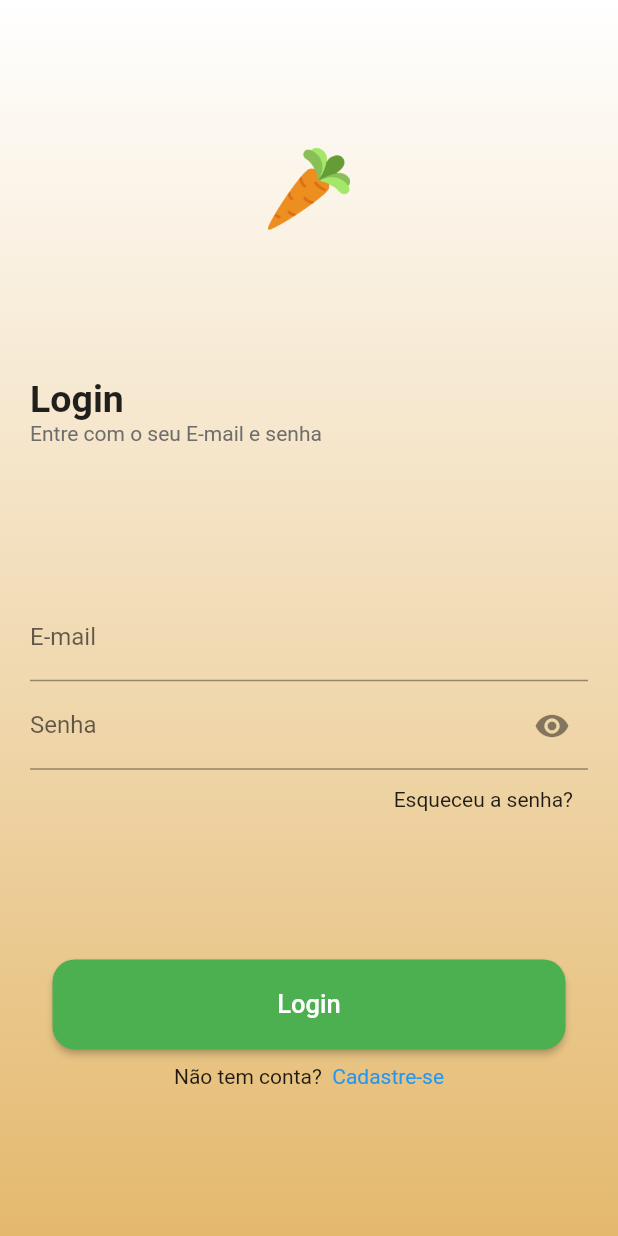
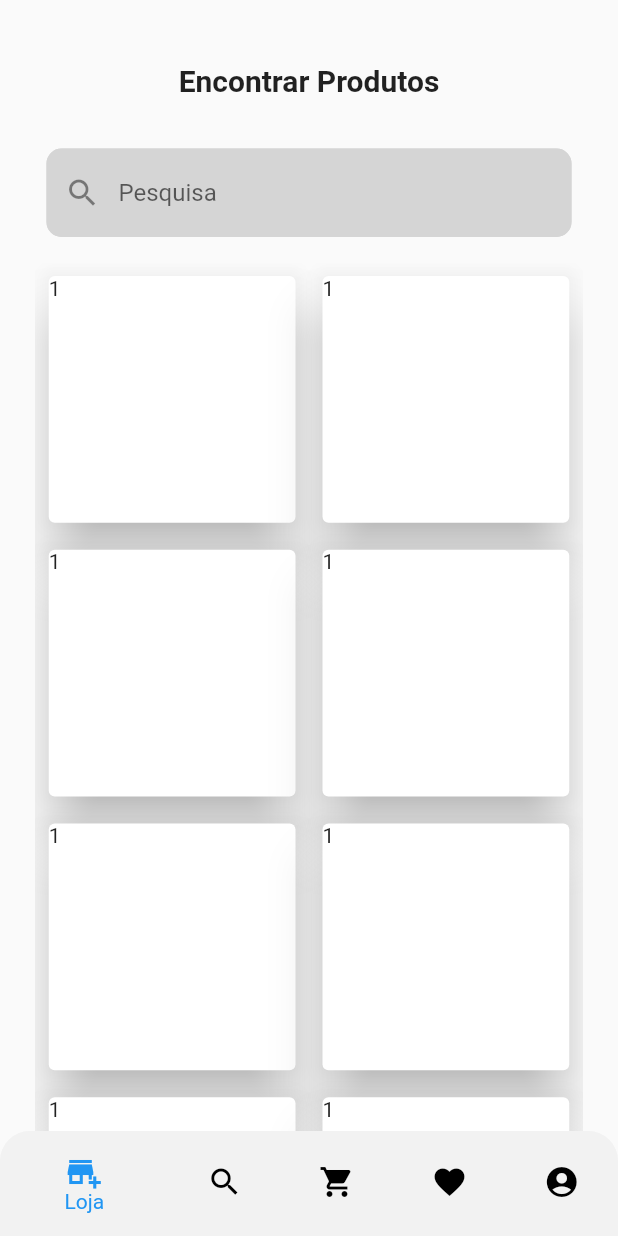
Before and after one commit to Rezende-Fabio/fruit-market, a Flutter app: the screen it shows after launch, after a tap on "Login", on a phone screen of 412 x 824 dp. Run offline on Flutter 3.47's test engine with Material 2 defaults, Android fonts, the phone set to English and light mode, and no system bars.

Commit message:
explore page structure

```diff
--- /dev/null
+++ b/lib/components/bottom_navigator.dart
@@ -0,0 +1,44 @@
+import 'package:flutter/material.dart';
+
+class BottomNavgator extends StatelessWidget {
+  const BottomNavgator({super.key});
+
+  @override
+  Widget build(BuildContext context) {
+    return Container(
+      height: 70,
+      child: ClipRRect(
+        borderRadius: const BorderRadius.vertical(top: Radius.circular(20.0)),
+        child: BottomNavigationBar(
+          elevation: 85,
+          fixedColor: Colors.blue,
+          unselectedItemColor: Colors.black,
+          unselectedLabelStyle: const TextStyle(color: Colors.black),
+          items: const <BottomNavigationBarItem>[
+            BottomNavigationBarItem(
+              backgroundColor: Color.fromARGB(255, 242, 242, 242),
+              icon: Icon(Icons.add_business),
+              label: 'Loja',
+            ),
+            BottomNavigationBarItem(
+              icon: Icon(Icons.search),
+              label: 'Explorar',
+            ),
+            BottomNavigationBarItem(
+              icon: Icon(Icons.shopping_cart),
+              label: 'Carrinho',
+            ),
+            BottomNavigationBarItem(
+              icon: Icon(Icons.favorite),
+              label: 'Favoritos',
+            ),
+            BottomNavigationBarItem(
+              icon: Icon(Icons.account_circle),
+              label: 'Conta',
+            ),
+          ],
+        ),
+      ),
+    );
+  }
+}
--- a/lib/main.dart
+++ b/lib/main.dart
@@ -1,5 +1,6 @@
 import 'package:flutter/material.dart';
 import './pages/login.dart';
+import './pages/explore.dart';
 
 void main() {
   runApp(const MyApp());
@@ -36,6 +37,7 @@ class _MyHomePageState extends State<MyHomePage> {
       initialRoute: "/",
       routes: {
         "/":(context) => Login(),
+        "/explore":(context) => Explore(),
       },
     );
   }
--- /dev/null
+++ b/lib/pages/explore.dart
@@ -0,0 +1,123 @@
+import 'package:flutter/material.dart';
+import '../components/bottom_navigator.dart';
+
+class Explore extends StatefulWidget {
+  const Explore({Key? key}) : super(key: key);
+
+  @override
+  State<Explore> createState() => _ExploreState();
+}
+
+class _ExploreState extends State<Explore> {
+  final _teste = [
+    1,
+    2,
+    3,
+    4,
+    1,
+    2,
+    3,
+    4,
+    1,
+    2,
+    3,
+    4,
+    1,
+    2,
+    3,
+    4,
+    1,
+    2,
+    3,
+    4,
+    1,
+    2,
+    3,
+    4,
+    1,
+    2,
+    3,
+    4,
+    1,
+    2,
+    3,
+    4,
+    1,
+    2,
+    3,
+    4
+  ];
+
+  @override
+  Widget build(BuildContext context) {
+    return Scaffold(
+      body: SafeArea(
+          child: SingleChildScrollView(
+        padding: const EdgeInsets.only(top: 25),
+        child: SizedBox(
+          child: Column(
+            children: [
+              Row(
+                mainAxisAlignment: MainAxisAlignment.center,
+                children: [
+                  Container(
+                    width: 350,
+                    height: 150,
+                    child: Column(
+                      mainAxisAlignment: MainAxisAlignment.spaceAround,
+                      children: [
+                        Text(
+                          "Encontrar Produtos",
+                          style: TextStyle(
+                            fontWeight: FontWeight.bold,
+                            fontSize: 20,
+                          ),
+                        ),
+                        TextField(
+                          decoration: InputDecoration(
+                              border: OutlineInputBorder(
+                                borderRadius: BorderRadius.circular(
+                                    10.0), // Raio de arredondamento das bordas
+                              ),
+                              enabledBorder: OutlineInputBorder(
+                                borderSide: BorderSide(
+                                    color: Color.fromARGB(255, 213, 213, 213)),
+                                borderRadius: BorderRadius.circular(10.0),
+                              ),
+                              fillColor: Color.fromARGB(255, 213, 213, 213),
+                              filled: true,
+                              hintText: 'Pesquisa',
+                              prefixIcon: Icon(Icons.search)),
+                        ),
+                      ],
+                    ),
+                  ),
+                ],
+              ),
+              Container(
+                height: 600,
+                width: 365,
+                child: GridView.builder(
+                  gridDelegate: SliverGridDelegateWithFixedCrossAxisCount(
+                    crossAxisCount: 2, // Número de colunas
+                  ),
+                  itemCount: _teste.length,
+                  itemBuilder: (ctx, index) {
+                    return Padding(
+                      padding: EdgeInsets.all(5),
+                      child: Card(
+                        elevation: 15,
+                        child: Text("1"),
+                      ),
+                    );
+                  },
+                ),
+              ),
+            ],
+          ),
+        ),
+      )),
+      bottomNavigationBar: BottomNavgator(),
+    );
+  }
+}
--- a/lib/pages/login.dart
+++ b/lib/pages/login.dart
@@ -61,11 +61,14 @@ class _LoginState extends State<Login> {
               child: Column(
                 children: [
                   Container(
-                    padding: const EdgeInsets.only(left: 35, right: 35, bottom: 10),
+                    padding:
+                        const EdgeInsets.only(left: 35, right: 35, bottom: 10),
                     width: double.infinity,
                     height: 70,
                     child: ElevatedButton(
-                      onPressed: () => {},
+                      onPressed: () =>{
+                        Navigator.of(context).pushNamed("/explore")
+                      },
                       child: const Text(
                         "Login",
                         style: TextStyle(fontSize: 17),
```
